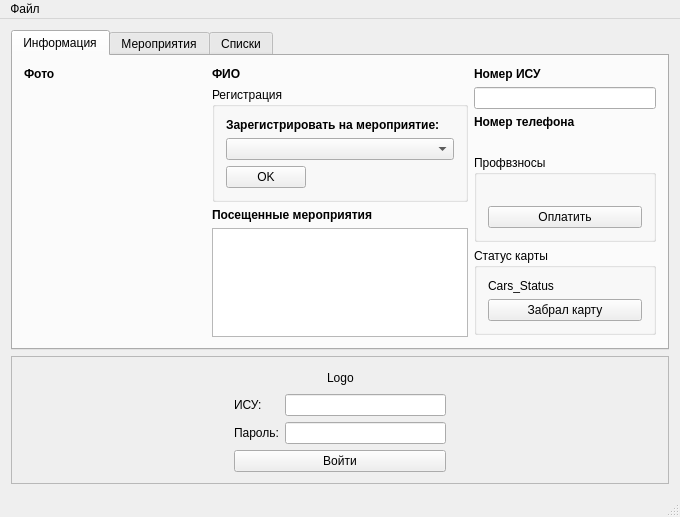
This is profcom_cards/profkom.ui in egornevezhin/profcom_cards as Qt 5 draws it before an edit. The edited form follows.
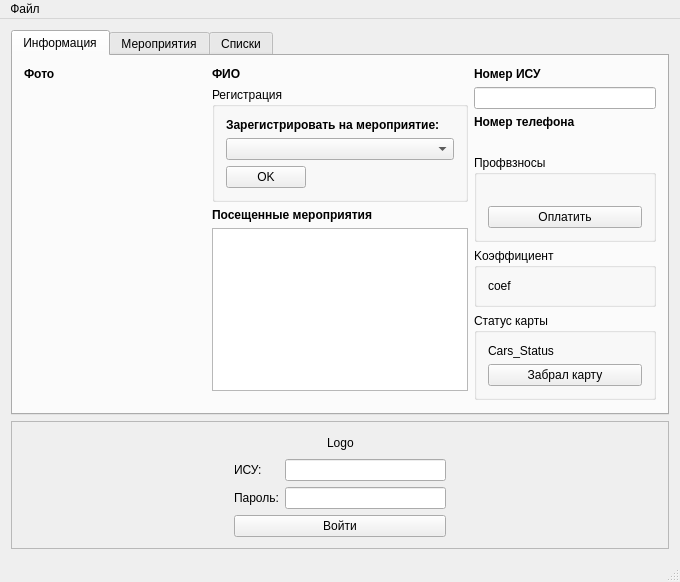
This is the edited form.

Commit message:
Вроде все сделал
Только одно но я не тестил та как север копытя не пашет

What changed in the file:
```diff
--- a/profcom_cards/profkom.ui
+++ b/profcom_cards/profkom.ui
@@ -10,7 +10,7 @@
     <x>0</x>
     <y>0</y>
     <width>680</width>
-    <height>484</height>
+    <height>496</height>
    </rect>
   </property>
   <property name="windowTitle">
@@ -257,6 +257,22 @@
             </layout>
            </widget>
           </item>
+          <item>
+           <widget class="QGroupBox" name="groupBox_4">
+            <property name="title">
+             <string>Kоэффициент</string>
+            </property>
+            <layout class="QVBoxLayout" name="verticalLayout_11">
+             <item>
+              <widget class="QLabel" name="labelCoef">
+               <property name="text">
+                <string>coef</string>
+               </property>
+              </widget>
+             </item>
+            </layout>
+           </widget>
+          </item>
           <item>
            <widget class="QGroupBox" name="groupBox_3">
             <property name="title">
```
The commit also changes 1 other file.
